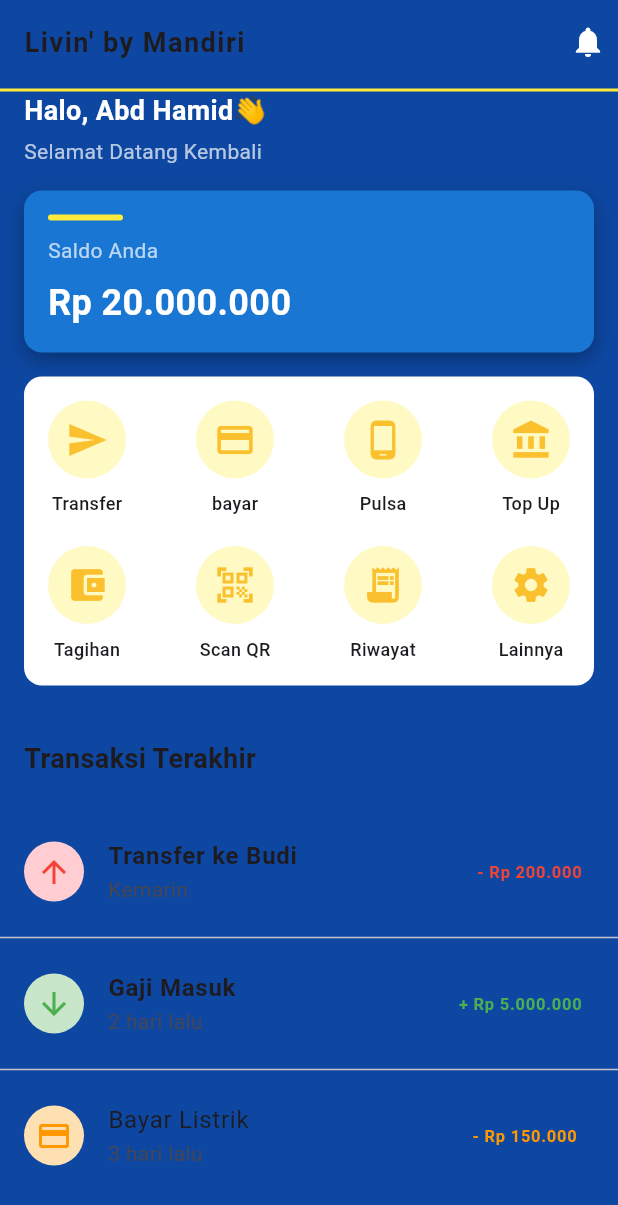
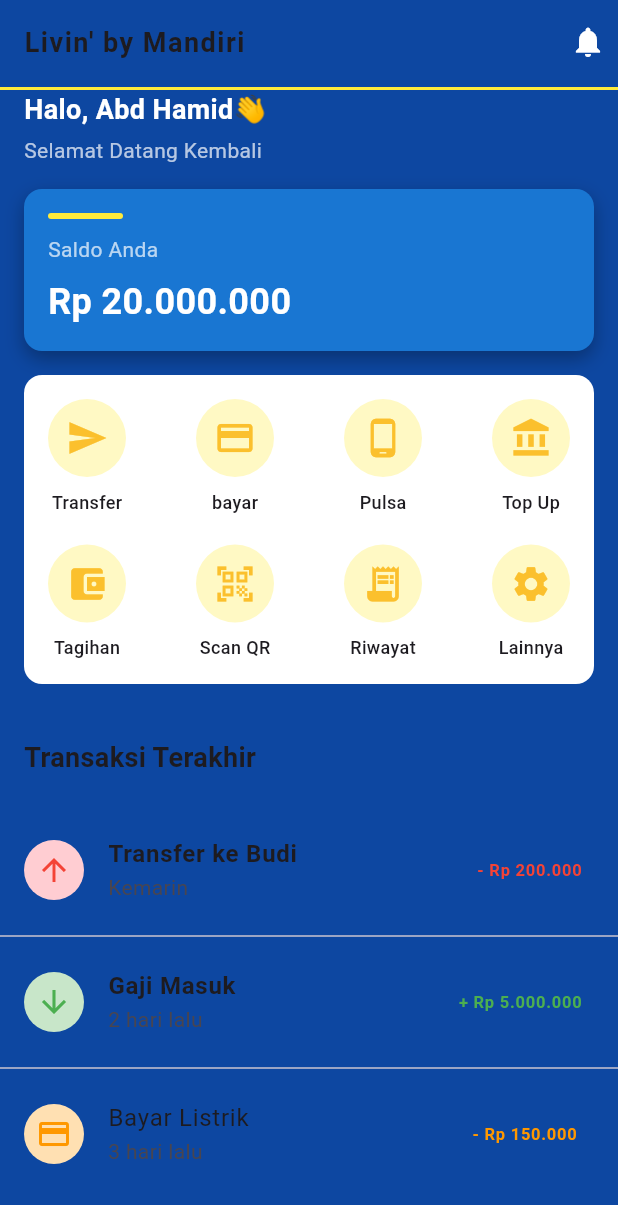
Before and after one commit to abdhamid66/UI_mandiri, a Flutter app: the screen it shows after launch, on a phone screen of 412 x 824 dp. Shown: the top 1205 px of the screen. Run offline on Flutter 3.47's test engine with Material 3 defaults, Android fonts, the phone set to English and light mode, and no system bars.

Commit message:
mengubah ukuran sizedbox

```diff
--- a/lib/main.dart
+++ b/lib/main.dart
@@ -46,7 +46,7 @@
           ),
         ],
 bottom: PreferredSize(
-  preferredSize: const Size.fromHeight(5),
+  preferredSize: const Size.fromHeight(4),
   child: Container(
     height: 2,
     width: double.infinity,
```
